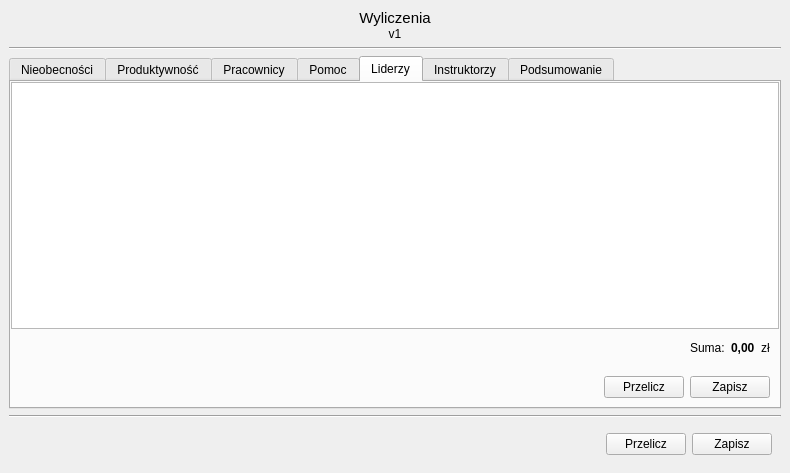
kolomir/place_v2, file Forms/wyliczeniaForm.ui: the form before one commit.
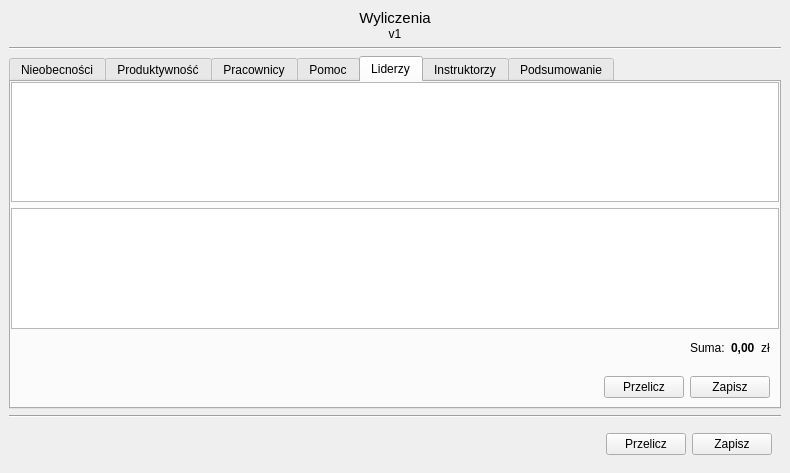
The form after the commit. The open tabs and pages were chosen to show the change.

Commit message: 13.10.2024 - Wykonano wyliczenia dla liderów. Pozostaje dokończyć wyliczenia jakości

```diff
--- a/Forms/wyliczeniaForm.ui
+++ b/Forms/wyliczeniaForm.ui
@@ -713,7 +713,28 @@
               <number>0</number>
              </property>
              <item>
-              <widget class="QTableWidget" name="tab_dane_liderzy"/>
+              <widget class="QWidget" name="widget_31" native="true">
+               <layout class="QVBoxLayout" name="verticalLayout_20">
+                <property name="leftMargin">
+                 <number>0</number>
+                </property>
+                <property name="topMargin">
+                 <number>0</number>
+                </property>
+                <property name="rightMargin">
+                 <number>0</number>
+                </property>
+                <property name="bottomMargin">
+                 <number>0</number>
+                </property>
+                <item>
+                 <widget class="QTableWidget" name="tab_wyliczenia_liderzy"/>
+                </item>
+                <item>
+                 <widget class="QTableWidget" name="tab_dane_liderzy"/>
+                </item>
+               </layout>
+              </widget>
              </item>
              <item>
               <widget class="QWidget" name="widget_16" native="true">
```
Left out of the diff: 25 changed lines with no effect on the pictures. The commit also changes 9 other files.
